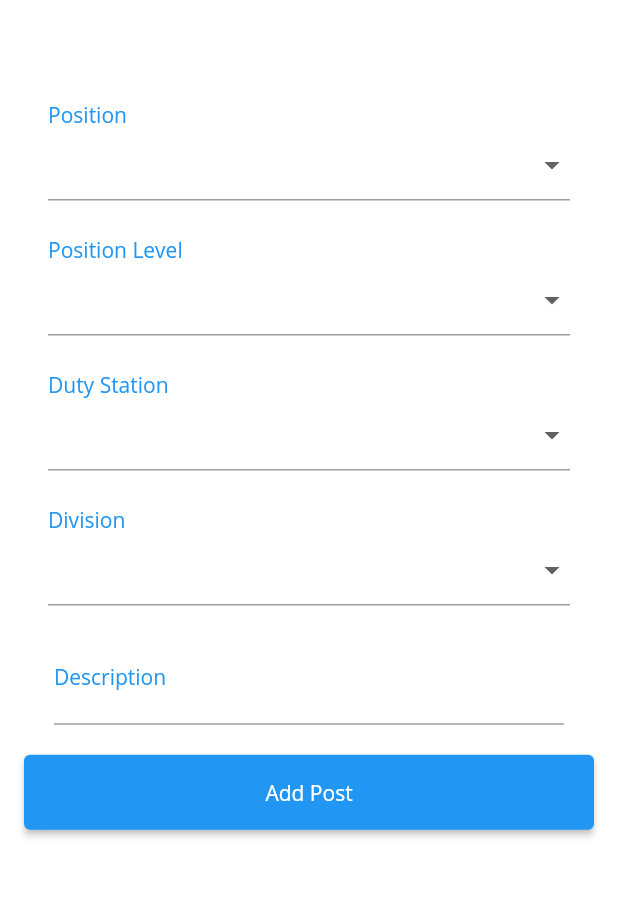
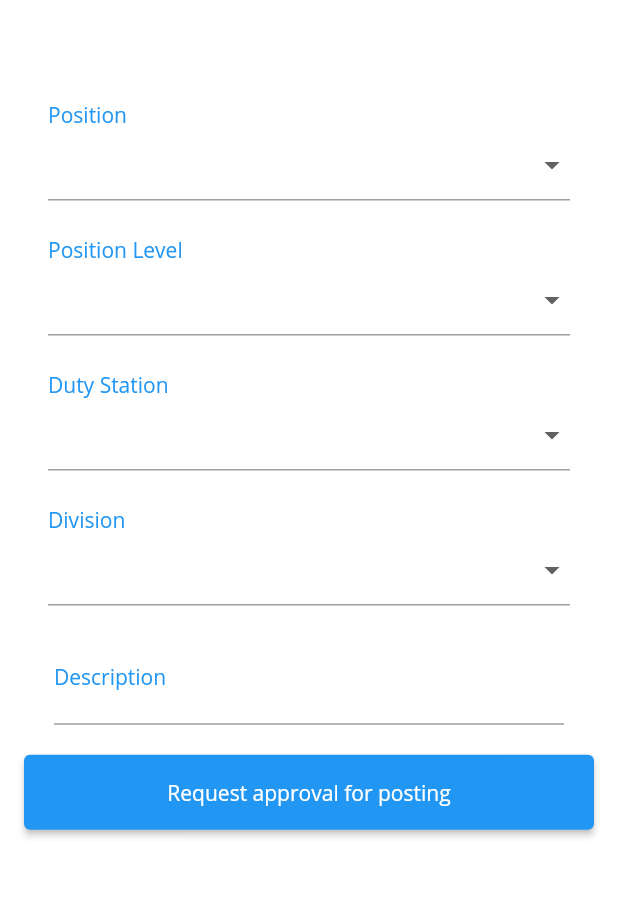
Before and after one commit to Ohgyuchan/famtopia, a Flutter app: the AddScreen screen opened directly, on a phone screen of 412 x 824 dp, the part 59-957 px from its top. Run offline on Flutter 3.47's test engine with Material 2 defaults, Android fonts, the phone set to English and light mode, and no system bars; our stand-ins replace cloud_firestore, file_picker, firebase_auth, firebase_core, firebase_storage, get_it and 2 more; missing offline and left inert: dart:html; accounts and stored records are empty.

Commit message:
add page button word edited

```diff
--- a/lib/screens/add_screen.dart
+++ b/lib/screens/add_screen.dart
@@ -231,7 +231,7 @@ class _AddScreenState extends State<AddScreen> {
               width: MediaQuery.of(context).size.width,
               height: 50,
               child: ElevatedButton(
-                child: Text('Add Post'),
+                child: Text('Request approval for posting'),
                 onPressed: () {
                   addPost(
                     _selectedPositionValue,
--- a/lib/screens/detail_screen.dart
+++ b/lib/screens/detail_screen.dart
@@ -80,7 +80,6 @@ class _DetailScreenState extends State<DetailScreen> {
                 ),
                 onPressed: () {
                   deletePost(_postItem.documentSnapshot);
-                  //Todo:approved deleted
                   Navigator.pop(context);
                 }),
         ],
@@ -141,6 +140,8 @@ class _DetailScreenState extends State<DetailScreen> {
       ),
     );
   }
+
+  //widget.approval ? widget.title : 'Waiting for Approval',
 
   ElevatedButton buttonBuild() {
     if (_user.uid == '6fR2eH8V7pfagW6qpKPfsqNuUWK2') if (_postItem.approval)
--- a/lib/screens/layout_template/layout_template.dart
+++ b/lib/screens/layout_template/layout_template.dart
@@ -30,7 +30,7 @@ class _LayoutTemplateState extends State<LayoutTemplate>
     with SingleTickerProviderStateMixin {
   late User _user;
 
-  //static const String ProfileRoute = 'profile';
+  static const String ProfileRoute = 'profile';
 
   bool isOpened = false;
   late AnimationController _animationController;
--- a/lib/service/navigation_service.dart
+++ /dev/null
@@ -1 +0,0 @@
-// TODO Implement this library.
```
